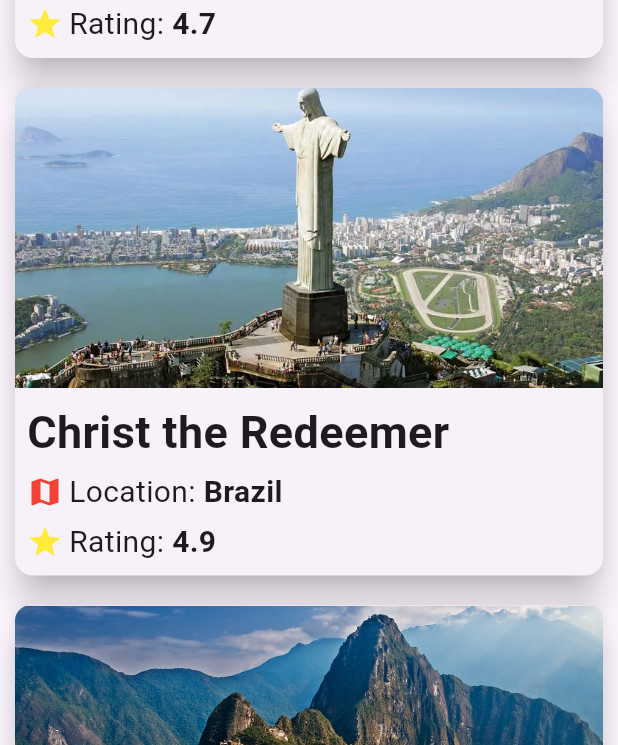
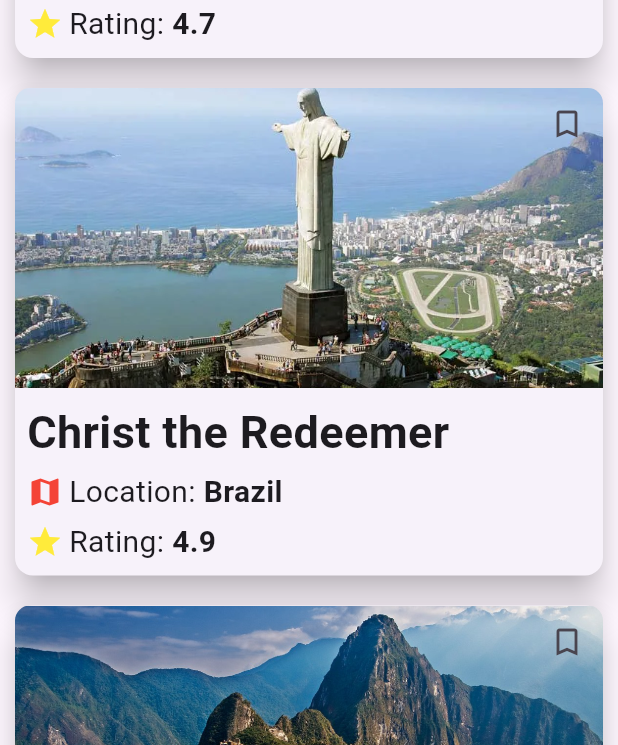
Before and after one commit to LaluIman/Wonders_Flutter, a Flutter app: the screen it shows after launch, scrolled down 576 dp, on a phone screen of 412 x 824 dp. Shown: the part 182-927 px from the top of the screen. Run offline on Flutter 3.47's test engine with Material 3 defaults, Android fonts, the phone set to English and light mode, and no system bars.

Commit message:
add Stateful

```diff
--- a/lib/main.dart
+++ b/lib/main.dart
@@ -1,3 +1,4 @@
+// main.dart
 import 'package:flutter/material.dart';
 import 'detailview.dart';
 import 'wonder.dart';
@@ -7,7 +8,7 @@ void main() {
 }
 
 class MyApp extends StatelessWidget {
-  const MyApp({super.key});
+  const MyApp({Key? key}) : super(key: key);
 
   @override
   Widget build(BuildContext context) {
@@ -22,71 +23,89 @@ class MyApp extends StatelessWidget {
   }
 }
 
-class MainView extends StatelessWidget {
-  const MainView({super.key});
+class MainView extends StatefulWidget {
+  const MainView({Key? key}) : super(key: key);
 
-  final List<Wonder> wonders = const [
+  @override
+  _MainViewState createState() => _MainViewState();
+}
+
+class _MainViewState extends State<MainView> {
+  List<Wonder> wonders = [
     Wonder(
       name: 'Great Wall of China',
       location: 'China',
       rating: 4.8,
       imageUrl: 'lib/images/wall.jpg',
-      description: 'The Great Wall of China is a series of fortifications made of stone, brick, tamped earth, wood, and other materials, generally built along an east-to-west line across the historical northern borders of China to protect against invasions and raids.',
+      description:
+          'The Great Wall of China is a series of fortifications made of stone, brick, tamped earth, wood, and other materials, generally built along an east-to-west line across the historical northern borders of China to protect against invasions and raids.',
     ),
     Wonder(
       name: 'Petra',
       location: 'Jordan',
       rating: 4.7,
       imageUrl: 'lib/images/petra.jpg',
-      description: 'Petra is a historical and archaeological city famous for its rock-cut architecture and water conduit system. It was the capital of the Nabataean Kingdom and is famous for its rock-cut architecture and water conduit system.',
+      description:
+          'Petra is a historical and archaeological city famous for its rock-cut architecture and water conduit system. It was the capital of the Nabataean Kingdom and is famous for its rock-cut architecture and water conduit system.',
     ),
     Wonder(
       name: 'Christ the Redeemer',
       location: 'Brazil',
       rating: 4.9,
       imageUrl: 'lib/images/statuec.webp',
-      description: 'Christ the Redeemer is an iconic statue of Jesus Christ overlooking the city of Rio de Janeiro in Brazil. It stands 30 meters (98 feet) tall, excluding its 8-meter (26 feet) pedestal, and is a symbol of Christianity across the world.',
+      description:
+          'Christ the Redeemer is an iconic statue of Jesus Christ overlooking the city of Rio de Janeiro in Brazil. It stands 30 meters (98 feet) tall, excluding its 8-meter (26 feet) pedestal, and is a symbol of Christianity across the world.',
     ),
     Wonder(
       name: 'Machu Picchu',
       location: 'Peru',
       rating: 4.9,
       imageUrl: 'lib/images/machu-pichu.jpg',
-      description: 'Machu Picchu is a 15th-century Inca citadel located in the Eastern Cordillera of southern Peru on a mountain ridge. It is renowned for its sophisticated dry-stone walls that fuse huge blocks without the use of mortar, intriguing astronomical alignments, and panoramic views.',
+      description:
+          'Machu Picchu is a 15th-century Inca citadel located in the Eastern Cordillera of southern Peru on a mountain ridge. It is renowned for its sophisticated dry-stone walls that fuse huge blocks without the use of mortar, intriguing astronomical alignments, and panoramic views.',
     ),
     Wonder(
       name: 'Chichen Itza',
       location: 'Mexico',
       rating: 4.8,
       imageUrl: 'lib/images/cicen-itza.jpg',
-      description: 'Chichen Itza is a large pre-Columbian archaeological site built by the Maya civilization located in Mexico. It was a major focal point in the Northern Maya Lowlands from the Late Classic (c. AD 600–900) through the Terminal Classic (c. AD 800–900) and into the early portion of the Postclassic period (c. AD 900–1200).',
+      description:
+          'Chichen Itza is a large pre-Columbian archaeological site built by the Maya civilization located in Mexico. It was a major focal point in the Northern Maya Lowlands from the Late Classic (c. AD 600–900) through the Terminal Classic (c. AD 800–900) and into the early portion of the Postclassic period (c. AD 900–1200).',
     ),
     Wonder(
       name: 'Roman Colosseum',
       location: 'Italy',
       rating: 4.7,
       imageUrl: 'lib/images/coloseum.webp',
-      description: 'The Roman Colosseum, originally known as the Flavian Amphitheatre, is an elliptical amphitheater in the center of Rome, Italy. Built of concrete and stone, it is the largest amphitheater ever built and is considered one of the greatest works of Roman architecture and engineering.',
+      description:
+          'The Roman Colosseum, originally known as the Flavian Amphitheatre, is an elliptical amphitheater in the center of Rome, Italy. Built of concrete and stone, it is the largest amphitheater ever built and is considered one of the greatest works of Roman architecture and engineering.',
     ),
     Wonder(
       name: 'Taj Mahal',
       location: 'India',
       rating: 4.9,
       imageUrl: 'lib/images/taj-mahal.jpeg',
-      description: 'The Taj Mahal is an ivory-white marble mausoleum on the south bank of the Yamuna River in the Indian city of Agra. It was commissioned in 1631 by the Mughal emperor Shah Jahan to house the tomb of his favorite wife, Mumtaz Mahal, and it also houses the tomb of Shah Jahan himself.',
+      description:
+          'The Taj Mahal is an ivory-white marble mausoleum on the south bank of the Yamuna River in the Indian city of Agra. It was commissioned in 1631 by the Mughal emperor Shah Jahan to house the tomb of his favorite wife, Mumtaz Mahal, and it also houses the tomb of Shah Jahan himself.',
     ),
   ];
+
+  void _toggleSaved(Wonder wonder) {
+    setState(() {
+      wonder.isSaved = !wonder.isSaved;
+    });
+  }
 
   @override
   Widget build(BuildContext context) {
     return Scaffold(
       appBar: AppBar(
-        title: const Text('7 Wonders of the World', style: TextStyle(fontWeight: FontWeight.bold)),
+        title: const Text(
+          '7 Wonders of the World',
+          style: TextStyle(fontWeight: FontWeight.bold),
         ),
-      body: LayoutBuilder(
-        builder: (context, constraints) {
-          final isWideScreen = constraints.maxWidth > 600;
-          return ListView.builder(
+      ),
+      body: ListView.builder(
         itemCount: wonders.length,
         itemBuilder: (context, index) {
           final wonder = wonders[index];
@@ -95,37 +114,41 @@ class MainView extends StatelessWidget {
               Navigator.push(
                 context,
                 MaterialPageRoute(
-                      builder: (context) => DetailView(wonder: wonder),
+                  builder: (context) => DetailView(
+                    wonder: wonder,
+                    toggleSaved: () => _toggleSaved(wonder),
+                  ),
                 ),
               );
             },
-                child: WonderCard(wonder: wonder, isWideScreen: isWideScreen),
-              );
-            },
-          );
-        },
-      ),
-    );
-  }
-}
-
-class WonderCard extends StatelessWidget {
-  final Wonder wonder;
-  final bool isWideScreen;
-
-  const WonderCard({super.key, required this.wonder, required this.isWideScreen});
-
-  @override
-  Widget build(BuildContext context) {
-    return Card(
+            child: Card(
               elevation: 10,
               margin: const EdgeInsets.all(10),
               child: Column(
                 crossAxisAlignment: CrossAxisAlignment.start,
                 children: [
+                  Stack(
+                    alignment: Alignment.topRight,
+                    children: [
                       ClipRRect(
                         borderRadius: const BorderRadius.vertical(top: Radius.circular(10)),
-            child: Image.asset(wonder.imageUrl, width: double.infinity, height: isWideScreen ? 300 : 200, fit: BoxFit.cover),
+                        child: Image.asset(
+                          wonder.imageUrl,
+                          width: double.infinity,
+                          height: 200,
+                          fit: BoxFit.cover,
+                        ),
+                      ),
+                      IconButton(
+                        onPressed: () {
+                          _toggleSaved(wonder);
+                        },
+                        icon: Icon(
+                          wonder.isSaved ? Icons.bookmark : Icons.bookmark_border,
+                          color: wonder.isSaved ? Colors.blue : null,
+                        ),
+                      ),
+                    ],
                   ),
                   Padding(
                     padding: const EdgeInsets.all(8.0),
@@ -154,7 +177,10 @@ class WonderCard extends StatelessWidget {
                             const Icon(Icons.star, color: Colors.yellow),
                             const SizedBox(width: 4),
                             const Text('Rating: ', style: TextStyle(fontSize: 20)),
-                    Text(wonder.rating.toString(), style: const TextStyle(fontSize: 20, fontWeight: FontWeight.bold)),
+                            Text(
+                              wonder.rating.toString(),
+                              style: const TextStyle(fontSize: 20, fontWeight: FontWeight.bold),
+                            ),
                           ],
                         ),
                       ],
@@ -162,6 +188,10 @@ class WonderCard extends StatelessWidget {
                   ),
                 ],
               ),
+            ),
+          );
+        },
+      ),
     );
   }
 }
--- a/lib/wonder.dart
+++ b/lib/wonder.dart
@@ -3,13 +3,15 @@ class Wonder {
   final String location;
   final double rating;
   final String imageUrl;
-  final String description; // New field for description
+  final String description;
+  bool isSaved;
 
-  const Wonder({
+  Wonder({
     required this.name,
     required this.location,
     required this.rating,
     required this.imageUrl,
-    required this.description, // Updated constructor to include description
+    required this.description,
+    this.isSaved = false, // Default is not saved
   });
 }
--- a/pubspec.yaml
+++ b/pubspec.yaml
@@ -1,5 +1,5 @@
 name: wonder
-description: "A new Flutter project."
+description: "A Flutter app showcasing the 7 Wonders of the World"
 # The following line prevents the package from being accidentally published to
 # pub.dev using `flutter pub publish`. This is preferred for private packages.
 publish_to: 'none' # Remove this line if you wish to publish to pub.dev
@@ -30,6 +30,7 @@ environment:
 dependencies:
   flutter:
     sdk: flutter
+  shared_preferences: ^2.0.13
 
 
   # The following adds the Cupertino Icons font to your application.
```
Also changed, not shown: lib/detailview.dart (+34 -4 lines), pubspec.lock, 3 other files. Lines whose indentation alone changed are shown as unchanged.
